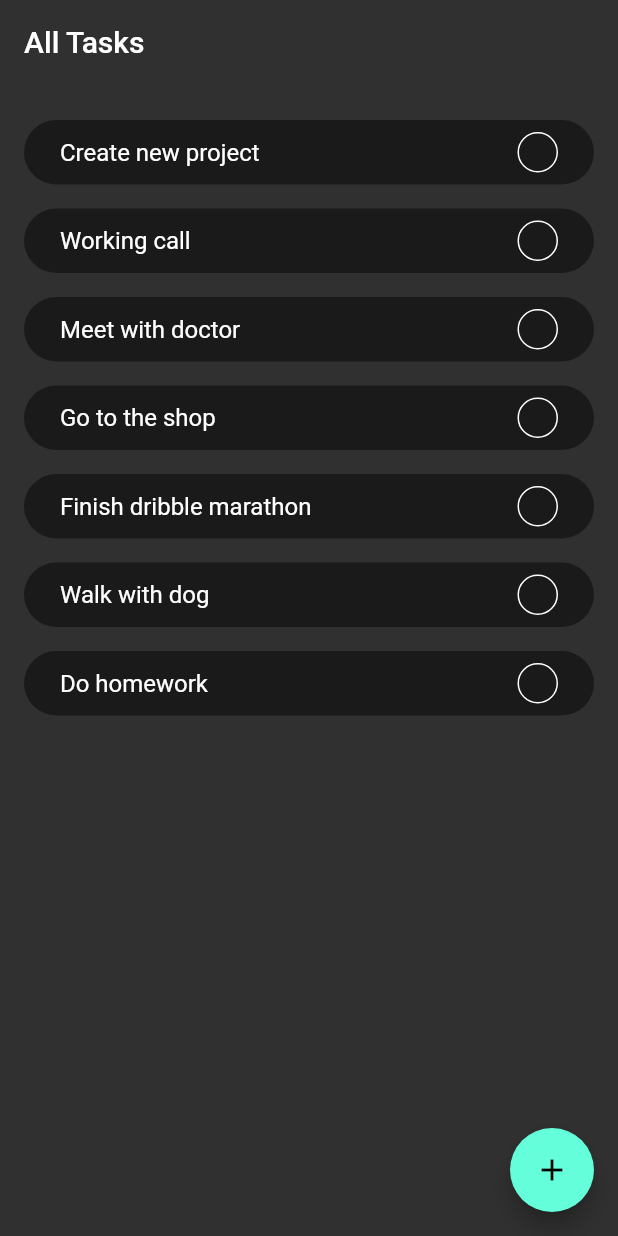
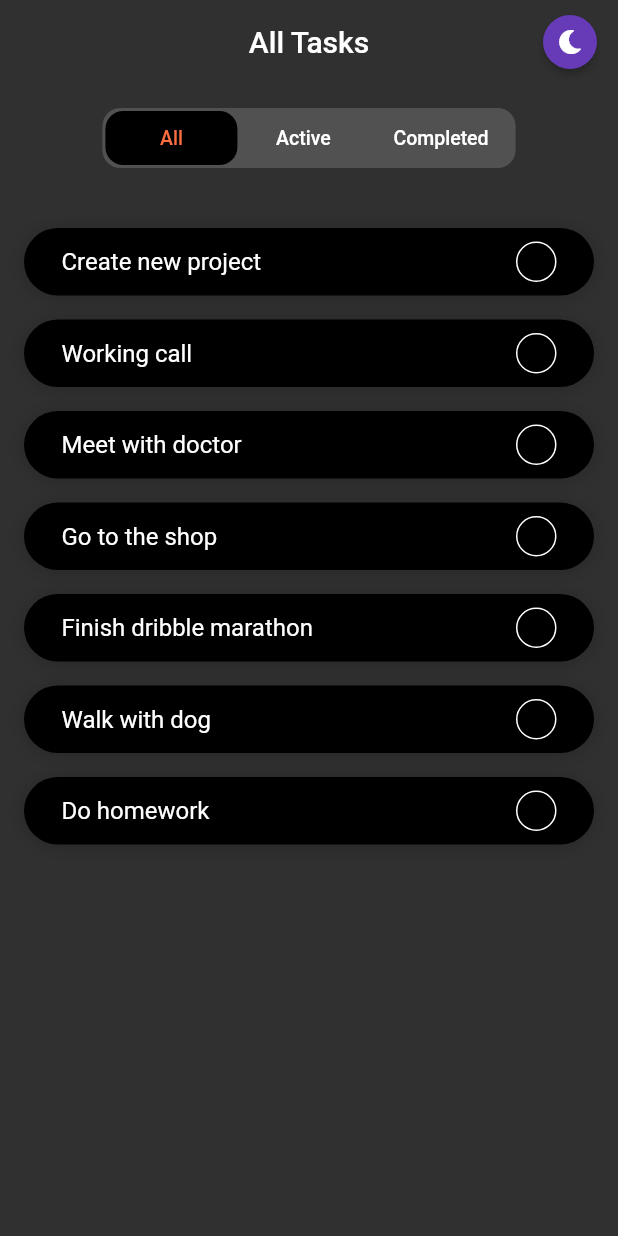
Before and after one commit to nguyenchitien/day02_ex_todolist, a Flutter app: the screen it shows after launch, on a phone screen of 412 x 824 dp. Run offline on Flutter 3.47's test engine with Material 2 defaults, Android fonts, the phone set to English and light mode, and no system bars; our stand-ins replace font_awesome_flutter.

Commit message:
Update dark/light theme and filter tasks

```diff
--- a/lib/main.dart
+++ b/lib/main.dart
@@ -1,58 +1,77 @@
 import 'package:flutter/material.dart';
-import 'package:flutter_day2_ex/widget/rounded_checbox.dart';
-import 'package:flutter_day2_ex/widget/todolist_item.dart';
-import './mock_data/mock_data.dart';
+import 'package:flutter/services.dart';
+import 'package:flutter_day2_ex/ui/todolist_page.dart';
+import 'package:flutter_day2_ex/widget/rounded_icon_button.dart';
+import 'package:font_awesome_flutter/font_awesome_flutter.dart';
 
 void main() {
   runApp(MyApp());
 }
 
-class MyApp extends StatelessWidget {
+class MyApp extends StatefulWidget {
+  @override
+  _MyAppState createState() => _MyAppState();
+}
+
+class _MyAppState extends State<MyApp> {
+  bool isDarkMode = true;
+
   @override
   Widget build(BuildContext context) {
+    // TODO: Issue systemNavigationBarColor Android
+    SystemChrome.setSystemUIOverlayStyle(
+      SystemUiOverlayStyle(
+        statusBarColor: Colors.transparent,
+        systemNavigationBarColor: isDarkMode ? Colors.black : Colors.white,
+        systemNavigationBarIconBrightness:
+            isDarkMode ? Brightness.light : Brightness.dark,
+      ),
+    );
+
+    final themData = ThemeData(
+      primaryColor: isDarkMode ? Colors.black : Colors.white,
+      backgroundColor:
+          isDarkMode ? ThemeData.dark().backgroundColor : Colors.white,
+      buttonColor: isDarkMode ? Color(0xff3B3B3B) : Color(0xffF1F5FB),
+      textSelectionColor: isDarkMode ? Colors.white : Colors.black,
+      cardColor: isDarkMode ? Color(0xFF151515) : Colors.white,
+      canvasColor: isDarkMode ? ThemeData.dark().canvasColor : Colors.white,
+      brightness: isDarkMode ? Brightness.dark : Brightness.light,
+      appBarTheme: AppBarTheme(
+        elevation: 0.0,
+        color: Colors.transparent,
+      ),
+    );
+
     return MaterialApp(
-      theme: ThemeData.dark(),
+      theme: themData,
       debugShowCheckedModeBanner: false,
       home: Scaffold(
         appBar: AppBar(
-          backgroundColor: Colors.transparent,
-          elevation: 0,
           title: Text(
             "All Tasks",
           ),
+          centerTitle: true,
+          actions: [
+            RoundedIconButton(
+              onPressed: () {
+                setState(() {
+                  isDarkMode = !isDarkMode;
+                });
+              },
+              color: isDarkMode ? Colors.deepPurple : Colors.black87,
+              padding: EdgeInsets.all(10),
+              icon: Icon(
+                FontAwesomeIcons.solidMoon,
+                color: isDarkMode ? Colors.white : Colors.orangeAccent,
+                size: 16,
+              ),
+            ),
+            SizedBox(width: 8),
+          ],
         ),
-        body: TodoList(todos: FAKE_DATA),
-        floatingActionButton: FloatingActionButton(
-          child: Icon(Icons.add),
-        ),
+        body: TodoListPage(isDarkMode: isDarkMode),
       ),
     );
   }
 }
-
-class TodoList extends StatefulWidget {
-  final List<String> todos;
-
-  const TodoList({Key key, this.todos}) : super(key: key);
-
-  @override
-  _TodoListState createState() => _TodoListState();
-}
-
-class _TodoListState extends State<TodoList> {
-  @override
-  Widget build(BuildContext context) {
-    return Container(
-      padding: EdgeInsets.symmetric(horizontal: 16, vertical: 24),
-      child: ListView.builder(
-        shrinkWrap: true,
-        physics: ClampingScrollPhysics(),
-        itemBuilder: (context, index) {
-          final todo = widget.todos[index];
-          return TodoListItem(todo: todo);
-        },
-        itemCount: widget.todos.length,
-      ),
-    );
-  }
-}
--- a/lib/mock_data/mock_data.dart
+++ b/lib/mock_data/mock_data.dart
@@ -1,9 +1,21 @@
-const List<String> FAKE_DATA = [
-  "Create new project",
-  "Working call",
-  "Meet with doctor",
-  "Go to the shop",
-  "Finish dribble marathon",
-  "Walk with dog",
-  "Do homework"
+// const List<String> FAKE_DATA = [
+//   "Create new project",
+//   "Working call",
+//   "Meet with doctor",
+//   "Go to the shop",
+//   "Finish dribble marathon",
+//   "Walk with dog",
+//   "Do homework"
+// ];
+
+import 'package:flutter_day2_ex/models/todo_list_model.dart';
+
+List<TodoListModel> fakeData = [
+  TodoListModel(title: "Create new project"),
+  TodoListModel(title: "Working call"),
+  TodoListModel(title: "Meet with doctor"),
+  TodoListModel(title: "Go to the shop"),
+  TodoListModel(title: "Finish dribble marathon"),
+  TodoListModel(title: "Walk with dog"),
+  TodoListModel(title: "Do homework"),
 ];
--- /dev/null
+++ b/lib/models/todo_list_model.dart
@@ -0,0 +1,21 @@
+import 'package:flutter/foundation.dart';
+
+class TodoListModel {
+  final String _title;
+  bool _isCompleted = false;
+
+  TodoListModel({@required String title}) : _title = title;
+
+  String get title => _title;
+
+  set completed(bool isCompleted) {
+    _isCompleted = isCompleted;
+  }
+
+  bool get isCompleted => _isCompleted;
+
+  @override
+  String toString() {
+    return "TodoListModel( $_title, $_isCompleted )";
+  }
+}
--- /dev/null
+++ b/lib/res/filter_modes.dart
@@ -0,0 +1,19 @@
+enum FilterMode { all, active, completed }
+
+extension FilterModeEx on FilterMode {
+  String filterTitle() {
+    var title;
+    switch (this) {
+      case FilterMode.all:
+        title = "All";
+        break;
+      case FilterMode.active:
+        title = "Active";
+        break;
+      case FilterMode.completed:
+        title = "Completed";
+        break;
+    }
+    return title;
+  }
+}
--- /dev/null
+++ b/lib/ui/list_tasks.dart
@@ -0,0 +1,56 @@
+import 'package:flutter/cupertino.dart';
+import 'package:flutter_day2_ex/models/todo_list_model.dart';
+import 'package:flutter_day2_ex/utils/utils.dart';
+import 'package:flutter_day2_ex/widget/todolist_item.dart';
+
+class ListTasks extends StatefulWidget {
+  final List<TodoListModel> todoLists;
+  final bool isDarkMode;
+  final CompletedTaskCallback onCompletedTaskCallBack;
+
+  const ListTasks(
+      {Key key,
+      @required this.todoLists,
+      @required this.isDarkMode,
+      this.onCompletedTaskCallBack})
+      : super(key: key);
+
+  @override
+  _ListTasksState createState() => _ListTasksState();
+}
+
+class _ListTasksState extends State<ListTasks> {
+  @override
+  Widget build(BuildContext context) {
+    if (widget.todoLists.length == 0) {
+      final height = MediaQuery.of(context).size.height / 2;
+
+      return Container(
+        height: height,
+        child: Center(
+          child: Text("Empty tasks."),
+        ),
+      );
+    }
+    return SingleChildScrollView(
+      physics: ClampingScrollPhysics(),
+      child: Container(
+        padding: EdgeInsets.symmetric(horizontal: 16, vertical: 24),
+        child: ListView.builder(
+          shrinkWrap: true,
+          physics: NeverScrollableScrollPhysics(),
+          itemBuilder: (context, index) {
+            final todo = widget.todoLists[index];
+            return TodoListItem(
+              key: UniqueKey(),
+              todo: todo,
+              isDarkMode: widget.isDarkMode,
+              onCompletedTaskCallback: widget.onCompletedTaskCallBack,
+            );
+          },
+          itemCount: widget.todoLists.length,
+        ),
+      ),
+    );
+  }
+}
--- /dev/null
+++ b/lib/ui/todolist_page.dart
@@ -0,0 +1,85 @@
+import 'package:flutter/cupertino.dart';
+import 'package:flutter_day2_ex/mock_data/mock_data.dart';
+import 'package:flutter_day2_ex/models/todo_list_model.dart';
+import 'package:flutter_day2_ex/res/filter_modes.dart';
+import 'package:flutter_day2_ex/ui/list_tasks.dart';
+import 'package:flutter_day2_ex/utils/utils.dart';
+import 'package:flutter_day2_ex/widget/filter_tabs.dart';
+
+class TodoListPage extends StatefulWidget {
+  final bool isDarkMode;
+
+  const TodoListPage({Key key, this.isDarkMode}) : super(key: key);
+
+  @override
+  _TodoListPageState createState() => _TodoListPageState();
+}
+
+class _TodoListPageState extends State<TodoListPage> {
+  final originTasks = [...fakeData];
+  final filterModes = Utils.listFilterModes;
+
+  var currFilterMode;
+  var currTasks;
+
+  @override
+  void initState() {
+    super.initState();
+
+    // set default value
+    currTasks = originTasks;
+    currFilterMode = FilterMode.all;
+  }
+
+  _handleSelectedFilterMode(FilterMode filterMode) {
+    setState(() {
+      currFilterMode = filterMode;
+      _refreshCurrTasks(filterMode);
+    });
+  }
+
+  _refreshCurrTasks(FilterMode filterMode) {
+    if (filterMode == FilterMode.active) {
+      currTasks = originTasks.where((todo) => !todo.isCompleted).toList();
+    } else if (filterMode == FilterMode.completed) {
+      currTasks = originTasks.where((todo) => todo.isCompleted).toList();
+    } else {
+      currTasks = originTasks;
+    }
+  }
+
+  _handleCompletedTodoList(TodoListModel todo, bool isCompleted) {
+    if (currFilterMode != FilterMode.all) {
+      setState(() {
+        int index = originTasks.indexOf(todo);
+        todo.completed = isCompleted;
+        originTasks[index] = todo;
+        _refreshCurrTasks(currFilterMode);
+      });
+    } else {
+      int index = originTasks.indexOf(todo);
+      todo.completed = isCompleted;
+      originTasks[index] = todo;
+    }
+  }
+
+  @override
+  Widget build(BuildContext context) {
+    return Column(
+      children: [
+        SizedBox(height: 16),
+        FilterTabs(
+          isDarkMode: widget.isDarkMode,
+          listFilters: filterModes,
+          currFilterMode: currFilterMode,
+          onSelectFilterMode: _handleSelectedFilterMode,
+        ),
+        SizedBox(height: 16),
+        ListTasks(
+            todoLists: currTasks,
+            onCompletedTaskCallBack: _handleCompletedTodoList,
+            isDarkMode: widget.isDarkMode),
+      ],
+    );
+  }
+}
--- /dev/null
+++ b/lib/utils/utils.dart
@@ -0,0 +1,13 @@
+import 'package:flutter_day2_ex/models/todo_list_model.dart';
+import 'package:flutter_day2_ex/res/filter_modes.dart';
+
+typedef CompletedTaskCallback = void Function(TodoListModel, bool);
+
+class Utils {
+  static final _listFilterModes = [
+    FilterMode.all,
+    FilterMode.active,
+    FilterMode.completed
+  ];
+  static List<FilterMode> get listFilterModes => _listFilterModes;
+}
--- /dev/null
+++ b/lib/widget/filter_tabs.dart
@@ -0,0 +1,59 @@
+import 'package:flutter/material.dart';
+import 'package:flutter_day2_ex/res/filter_modes.dart';
+
+class FilterTabs extends StatelessWidget {
+  final FilterMode currFilterMode;
+  final List<FilterMode> listFilters;
+  final bool isDarkMode;
+  final ValueChanged<FilterMode> onSelectFilterMode;
+
+  const FilterTabs({Key key, this.currFilterMode, this.listFilters, this.isDarkMode, this.onSelectFilterMode}) : super(key: key);
+
+  @override
+  Widget build(BuildContext context) {
+    final textActiveColor = isDarkMode ? Colors.deepOrangeAccent : Colors.lightBlue;
+    final activeBackgroundColor = isDarkMode ? Colors.black : Colors.white;
+
+    return Container(
+      height: 40,
+      decoration: BoxDecoration(
+        borderRadius: BorderRadius.circular(12),
+        color: Colors.grey.withOpacity(0.3),
+      ),
+      padding: EdgeInsets.all(2),
+      child: Row(
+        mainAxisSize: MainAxisSize.min,
+        crossAxisAlignment: CrossAxisAlignment.start,
+        children: listFilters
+            .map(
+              (filterMode) => _buildTabItem(
+                color: filterMode == currFilterMode ? activeBackgroundColor : null,
+                textColor: filterMode == currFilterMode ? textActiveColor : null,
+                title: filterMode.filterTitle(),
+                onPressed: () {
+                  onSelectFilterMode(filterMode);
+                },
+              ),
+            )
+            .toList(),
+      ),
+    );
+  }
+
+  Widget _buildTabItem({Color color, String title, Function onPressed, textColor}) {
+    return FlatButton(
+      height: double.infinity,
+      padding: EdgeInsets.symmetric(horizontal: 16),
+      shape: RoundedRectangleBorder(
+        borderRadius: BorderRadius.circular(12),
+        // side: BorderSide(color: Colors.red),
+      ),
+      color: color,
+      onPressed: onPressed,
+      child: Text(
+        title,
+        style: TextStyle(fontSize: 13, color: textColor),
+      ),
+    );
+  }
+}
--- a/lib/widget/rounded_checbox.dart
+++ b/lib/widget/rounded_checbox.dart
@@ -3,20 +3,25 @@ import 'package:flutter/material.dart';
 class RoundedCheckbox extends StatelessWidget {
   final bool value;
   final Function onChanged;
+  final bool isDarkMode;
 
-  const RoundedCheckbox({Key key, this.value, this.onChanged});
+  const RoundedCheckbox({Key key, this.value, this.onChanged, this.isDarkMode});
 
   @override
   Widget build(BuildContext context) {
+    final borderColorDark = !value ? Colors.white : Colors.deepOrangeAccent;
+    final borderColorLight = !value ? Colors.black : Colors.lightBlue;
+    final borderColor = isDarkMode ? borderColorDark : borderColorLight;
+
+    final checkedBackground = isDarkMode ? Colors.deepOrangeAccent : Colors.lightBlue;
+
     return GestureDetector(
       onTap: onChanged,
       child: Container(
         decoration: BoxDecoration(
           shape: BoxShape.circle,
-          border: !value
-              ? Border.all(color: Colors.white)
-              : Border.all(color: Colors.transparent),
-          color: value ? Colors.deepOrangeAccent : null,
+          border: Border.all(color: borderColor),
+          color: value ? checkedBackground : null,
         ),
         child: Container(
           width: 25,
--- /dev/null
+++ b/lib/widget/rounded_icon_button.dart
@@ -0,0 +1,27 @@
+import 'package:flutter/material.dart';
+
+class RoundedIconButton extends StatelessWidget {
+  final Function onPressed;
+  final Color color;
+  final Icon icon;
+  final EdgeInsets padding;
+
+  const RoundedIconButton({Key key, this.onPressed, this.color, this.icon, this.padding}) : super(key: key);
+
+  @override
+  Widget build(BuildContext context) {
+    return MaterialButton(
+      height: 0,
+      minWidth: 0,
+      onPressed: onPressed,
+      shape: CircleBorder(),
+      padding: EdgeInsets.zero,
+      color: color,
+      // splashColor: Colors.redAccent,
+      child: Container(
+        padding: padding,
+        child: icon,
+      ),
+    );
+  }
+}
--- a/lib/widget/todolist_item.dart
+++ b/lib/widget/todolist_item.dart
@@ -1,47 +1,88 @@
 import 'package:flutter/material.dart';
+import 'package:flutter_day2_ex/models/todo_list_model.dart';
+import 'package:flutter_day2_ex/utils/utils.dart';
 import 'package:flutter_day2_ex/widget/rounded_checbox.dart';
 
 class TodoListItem extends StatefulWidget {
   const TodoListItem({
     Key key,
     @required this.todo,
+    @required this.isDarkMode,
+    this.onCompletedTaskCallback,
   }) : super(key: key);
 
-  final String todo;
+  final TodoListModel todo;
+  final bool isDarkMode;
+  final CompletedTaskCallback onCompletedTaskCallback;
 
   @override
   _TodoListItemState createState() => _TodoListItemState();
 }
 
 class _TodoListItemState extends State<TodoListItem> {
-  bool isChecked = false;
+  bool isChecked;
 
-  void _handleOnChange() {
+  @override
+  void initState() {
+    super.initState();
+
+    isChecked = widget.todo.isCompleted;
+  }
+
+  void _onChecked() {
     setState(() {
       isChecked = !isChecked;
+      widget.onCompletedTaskCallback(widget.todo, isChecked);
     });
   }
 
   @override
   Widget build(BuildContext context) {
+    // TODO: Need refactor colors with ThemData
     final textDecoration = isChecked ? TextDecoration.lineThrough : null;
-    final backgroundColor = isChecked ? Colors.black26 : Colors.black45;
+    final backgroundColorDark = isChecked ? Colors.black26 : Colors.black;
+    final backgroundColorLight = Colors.white;
+
+    final borderColorLight =
+        isChecked ? Colors.grey.withOpacity(0) : Colors.transparent;
+    final borderColor =
+        widget.isDarkMode ? Colors.transparent : borderColorLight;
+
+    var shadowColor;
+    if (widget.isDarkMode) {
+      shadowColor = Colors.black.withOpacity(0.2);
+    } else {
+      shadowColor = isChecked
+          ? Colors.grey.withOpacity(0.2)
+          : Colors.black.withOpacity(0.25);
+    }
 
     return Container(
       margin: EdgeInsets.only(bottom: 16),
       padding: EdgeInsets.symmetric(horizontal: 24, vertical: 8),
       decoration: BoxDecoration(
-        color: backgroundColor,
+        color: widget.isDarkMode ? backgroundColorDark : backgroundColorLight,
         borderRadius: BorderRadius.circular(50),
+        border: Border.all(color: borderColor),
+        boxShadow: [
+          BoxShadow(
+            color: shadowColor,
+            offset: Offset(0.0, 1.0),
+            blurRadius: 10.0,
+          )
+        ],
       ),
       child: Row(
         mainAxisAlignment: MainAxisAlignment.spaceBetween,
         children: [
           Text(
-            widget.todo,
+            widget.todo.title,
             style: TextStyle(fontSize: 16, decoration: textDecoration),
           ),
-          RoundedCheckbox(value: isChecked, onChanged: _handleOnChange),
+          RoundedCheckbox(
+              value: isChecked,
+              onChanged: _onChecked,
+              isDarkMode: widget.isDarkMode),
         ],
       ),
     );
--- a/pubspec.yaml
+++ b/pubspec.yaml
@@ -28,6 +28,7 @@ dependencies:
   # The following adds the Cupertino Icons font to your application.
   # Use with the CupertinoIcons class for iOS style icons.
   cupertino_icons: ^1.0.0
+  font_awesome_flutter: ^8.11.0
 
 dev_dependencies:
   flutter_test:
```
Also changed, not shown: pubspec.lock.
